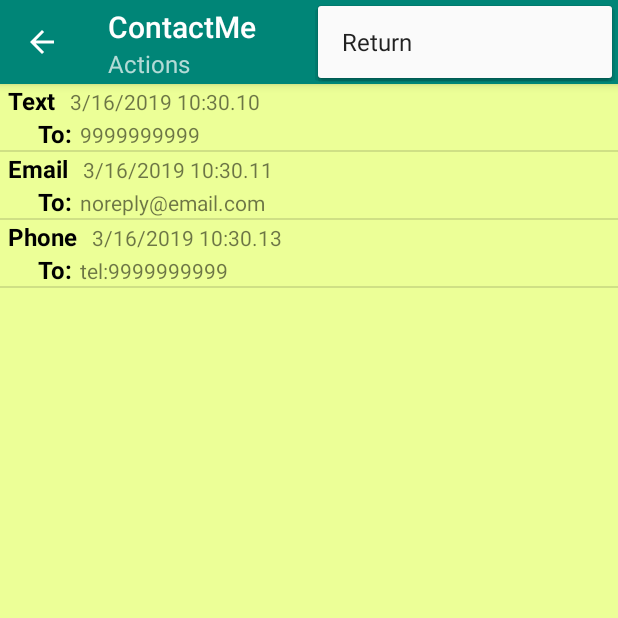
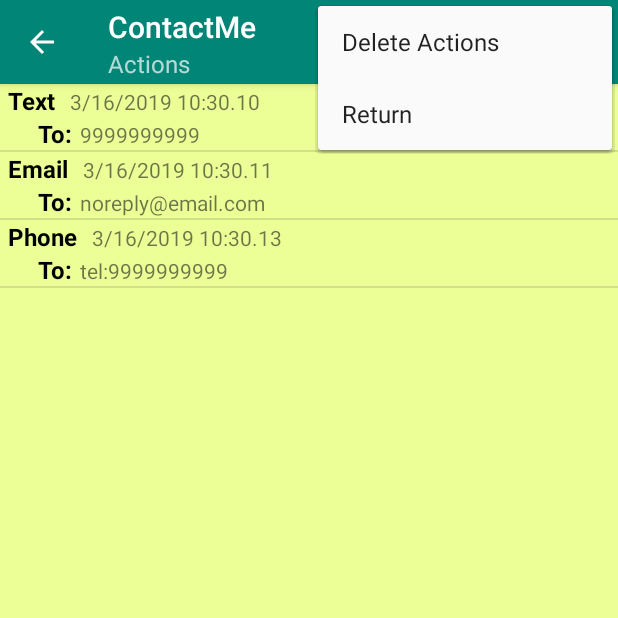
Before and after one commit to davidhmobley/ContactDavid3, an Android app: the ActionsActivity screen opened directly, with no data from a screen before it, with the options menu open, on a phone screen of 412 x 824 dp, the top half of it. Run offline under Robolectric (Android 15) with nearby library versions, the phone set to English and light mode, and no system bars.

Commit message:
Delete Actions menu item

```diff
--- a/app/src/main/res/menu/menu_actions.xml
+++ b/app/src/main/res/menu/menu_actions.xml
@@ -2,9 +2,16 @@
     xmlns:app="http://schemas.android.com/apk/res-auto"
     xmlns:tools="http://schemas.android.com/tools"
     tools:context="com.mobley.contactdavid3.activities.MainActivity">
+
+    <item
+        android:id="@+id/action_clear_db"
+        android:orderInCategory="100"
+        android:title="@string/action_clear_db"
+        app:showAsAction="never" />
     <item
         android:id="@+id/action_return"
         android:orderInCategory="999"
         android:title="@string/action_return"
         app:showAsAction="never" />
+
 </menu>
--- a/app/src/main/res/values/strings.xml
+++ b/app/src/main/res/values/strings.xml
@@ -17,6 +17,10 @@
     <string name="action_settimes">Set Work Times</string>
     <string name="action_exit">Exit</string>
     <string name="action_return">Return</string>
+    <string name="action_clear_db">Delete Actions</string>
+
+    <string name="alert_verify_delete">Delete all actions</string>
+    <string name="alert_delete_msg">This will delete all actions. Are you sure?</string>
 
     <string name="default_name">Name</string>
     <string name="default_email">noreply@email.com</string>
```
Also changed, not shown: app/src/main/java/com/mobley/contactdavid3/activities/ActionsActivity.java (+34 -11 lines).
